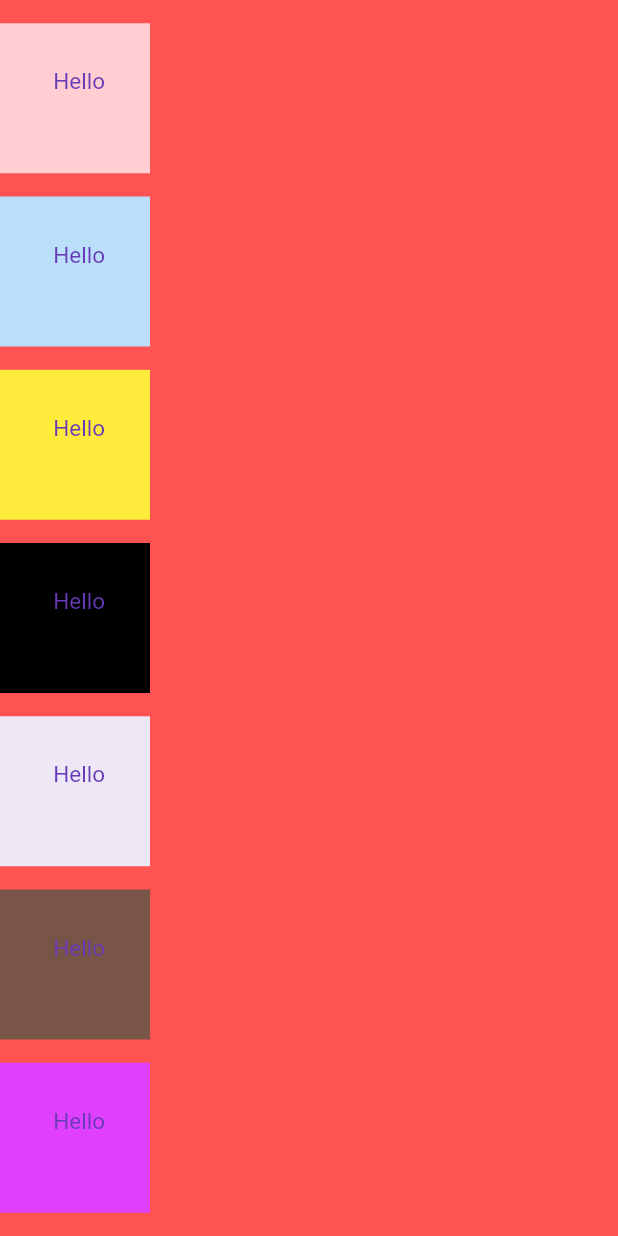
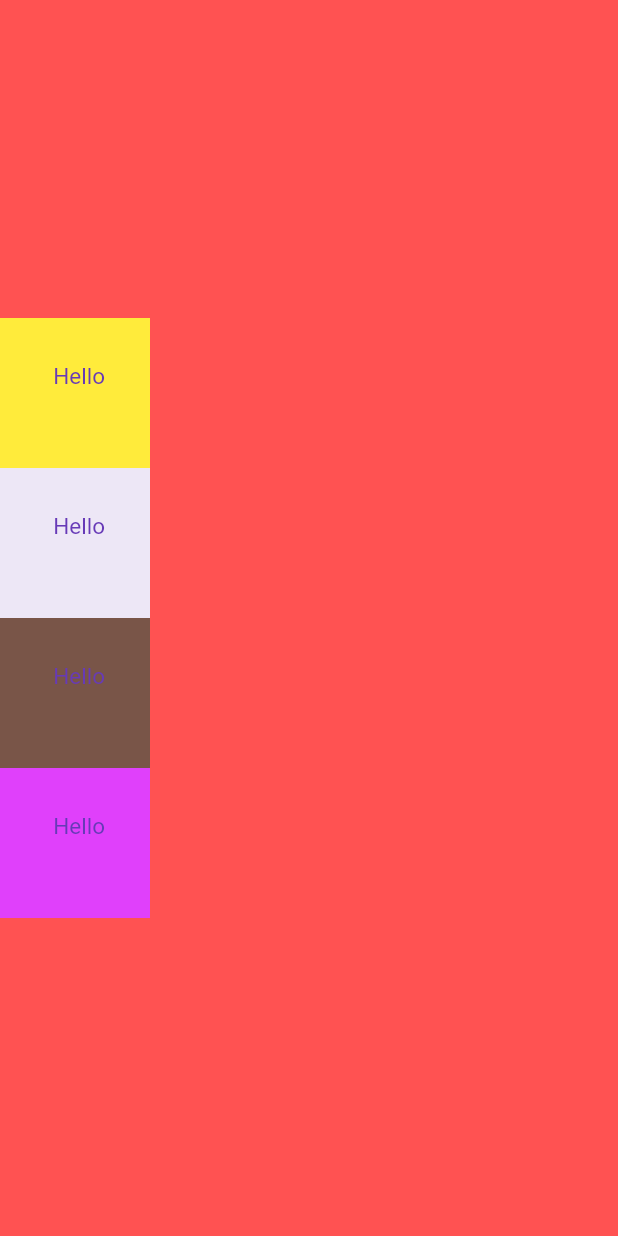
Before and after one commit to Mr-Perfectuz/flutter_card, a Flutter app: the screen it shows after launch, on a phone screen of 412 x 824 dp. Run offline on Flutter 3.47's test engine with Material 2 defaults, Android fonts, the phone set to English and light mode, and no system bars.

Commit message:
main container has been updated

```diff
--- a/lib/main.dart
+++ b/lib/main.dart
@@ -18,44 +18,11 @@ class MyApp extends StatelessWidget {
         backgroundColor: Colors.redAccent,
         body: SafeArea(
             child: Column(
-          mainAxisAlignment: MainAxisAlignment.spaceEvenly,
+          mainAxisAlignment: MainAxisAlignment.center,
           children: <Widget>[
             Container(
               padding: EdgeInsets.all(30.0),
-              color: Colors.red[100],
-              width: 100.0,
-              height: 100.0,
-              child: Text(
-                'Hello',
-                textDirection: TextDirection.rtl,
-                style: TextStyle(fontSize: 15.0, color: Colors.deepPurple),
-              ),
-            ),
-            Container(
-              padding: EdgeInsets.all(30.0),
-              color: Colors.blue[100],
-              width: 100.0,
-              height: 100.0,
-              child: Text(
-                'Hello',
-                textDirection: TextDirection.rtl,
-                style: TextStyle(fontSize: 15.0, color: Colors.deepPurple),
-              ),
-            ),
-            Container(
-              padding: EdgeInsets.all(30.0),
               color: Colors.yellow,
-              width: 100.0,
-              height: 100.0,
-              child: Text(
-                'Hello',
-                textDirection: TextDirection.rtl,
-                style: TextStyle(fontSize: 15.0, color: Colors.deepPurple),
-              ),
-            ),
-            Container(
-              padding: EdgeInsets.all(30.0),
-              color: Colors.black,
               width: 100.0,
               height: 100.0,
               child: Text(
```
